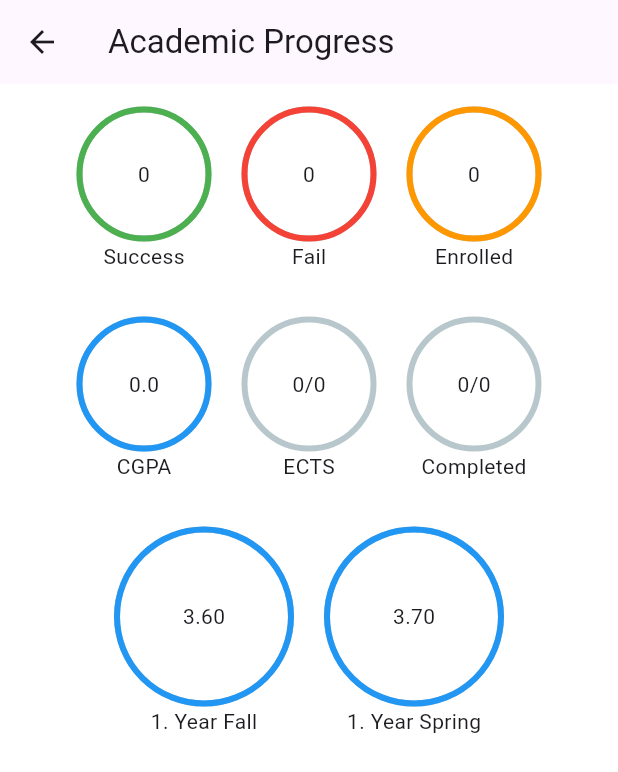
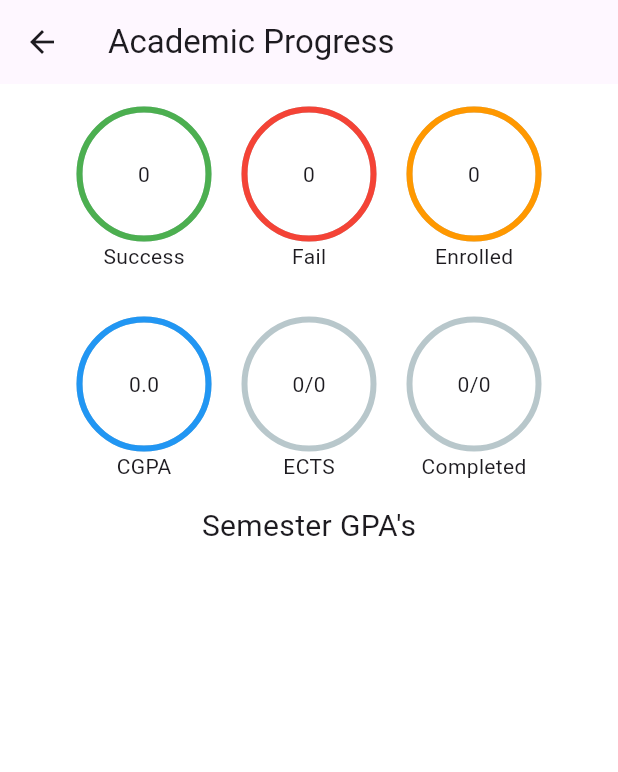
Before and after one commit to heudev/ieu-course-analysis, a Flutter app: the AcademicProgressScreen screen opened directly with empty values, on a phone screen of 412 x 824 dp. Shown: the top 772 px of the screen. Run offline on Flutter 3.47's test engine with Material 3 defaults, Android fonts, the light colour scheme and no system bars; drawn by our look-alikes of percent_indicator; our stand-ins replace cloud_firestore, firebase_auth, firebase_core, google_sign_in; accounts and stored records are empty.

Commit message:
GPA of each semester is added to the academic progress screen

```diff
--- a/lib/features/enrolled_department/academic_progress.dart
+++ b/lib/features/enrolled_department/academic_progress.dart
@@ -30,6 +30,8 @@ class AcademicProgressScreen extends StatelessWidget {
     Map<String, Object> totalECTS = analysisFacade.calculateTotalECTS();
     Map<String, Object> completedCourses =
         analysisFacade.calculateCompletedCourses();
+    List<Map<String, Object>> calculateSemesterGPAs =
+        analysisFacade.calculateSemesterGPAs();
 
     return Scaffold(
       appBar: AppBar(
@@ -121,33 +123,59 @@ class AcademicProgressScreen extends StatelessWidget {
               ],
             ),
           ),
+          const Center(
+            child: Text("Semester GPA's", style: TextStyle(fontSize: 20.0)),
+          ),
+          const Padding(
+            padding: EdgeInsets.symmetric(vertical: 5),
+          ),
           Container(
-            padding: const EdgeInsets.all(15.0),
+            padding: const EdgeInsets.all(.0),
             child: Wrap(
-              alignment: WrapAlignment.center,
+              alignment: WrapAlignment.center, // Ortala
+              runSpacing: 2.0,
               children: <Widget>[
-                CircularPercentIndicator(
-                  radius: 60.0,
+                for (int i = 0; i < calculateSemesterGPAs.length; i += 2)
+                  Row(
+                    mainAxisAlignment: MainAxisAlignment.center,
+                    children: <Widget>[
+                      Flexible(
+                        child: CircularPercentIndicator(
+                          radius: 50.0,
                           lineWidth: 4.0,
                           percent: 1,
-                  center: const Text("3.60"),
+                          center:
+                              Text(calculateSemesterGPAs[i]['gpa'].toString()),
                           progressColor: Colors.blue,
                           animation: true,
-                  footer: const Text("1. Year Fall"),
+                          footer: Text(calculateSemesterGPAs[i]['semester']
+                              .toString()
+                              .replaceAll("Semester", "")),
                         ),
-                const SizedBox(width: 20.0), // Added SizedBox for spacing
-                CircularPercentIndicator(
-                  radius: 60.0,
+                      ),
+                      if (i + 1 < calculateSemesterGPAs.length)
+                        const Padding(
+                          padding: EdgeInsets.symmetric(horizontal: 10.0),
+                        ),
+                      Flexible(
+                        child: CircularPercentIndicator(
+                          radius: 50.0,
                           lineWidth: 4.0,
                           percent: 1,
-                  center: const Text("3.70"),
+                          center: Text(
+                              calculateSemesterGPAs[i + 1]['gpa'].toString()),
                           progressColor: Colors.blue,
                           animation: true,
-                  footer: const Text("1. Year Spring"),
+                          footer: Text(calculateSemesterGPAs[i + 1]['semester']
+                              .toString()
+                              .replaceAll("Semester", "")),
+                        ),
                       ),
                     ],
                   ),
-          )
+              ],
+            ),
+          ),
         ]),
       ),
     );
--- a/lib/features/enrolled_department/controllers/calculations.dart
+++ b/lib/features/enrolled_department/controllers/calculations.dart
@@ -122,4 +122,46 @@ class CourseAnalysisFacade {
       'ratio': ratio,
     };
   }
+
+  List<Map<String, Object>> calculateSemesterGPAs() {
+    List<String> semesters = [];
+    for (var course in courses) {
+      if (!semesters.contains(course.semester)) {
+        semesters.add(course.semester);
+      }
+    }
+
+    List<Map<String, Object>> semesterGPAs = [];
+    for (var semester in semesters) {
+      double totalGradePoints = 0;
+      int totalCredits = 0;
+
+      for (var course in courses) {
+        if (course.semester == semester) {
+          var grade = course.grade;
+          int ects = course.ects;
+
+          if (grade != "") {
+            var gradePoints = calculateGradePoints(grade);
+            totalGradePoints += gradePoints * ects;
+            totalCredits += ects;
+          }
+        }
+      }
+
+      if (totalCredits == 0) {
+        semesterGPAs.add({
+          'semester': semester,
+          'gpa': 0.0,
+        });
+      } else {
+        semesterGPAs.add({
+          'semester': semester,
+          'gpa': (totalGradePoints / totalCredits).toStringAsFixed(2),
+        });
+      }
+    }
+
+    return semesterGPAs;
+  }
 }
--- a/lib/features/enrolled_department/courses.dart
+++ b/lib/features/enrolled_department/courses.dart
@@ -207,6 +207,10 @@ class _CoursesScreenState extends State<CoursesScreen> {
                                         child: Text('2. Year Fall Semester'),
                                       ),
                                       DropdownMenuItem(
+                                        value: '2. Year Spring Semester',
+                                        child: Text('2. Year Spring Semester'),
+                                      ),
+                                      DropdownMenuItem(
                                         value: '3. Year Fall Semester',
                                         child: Text('3. Year Fall Semester'),
                                       ),
```
Lines whose indentation alone changed are shown as unchanged.
